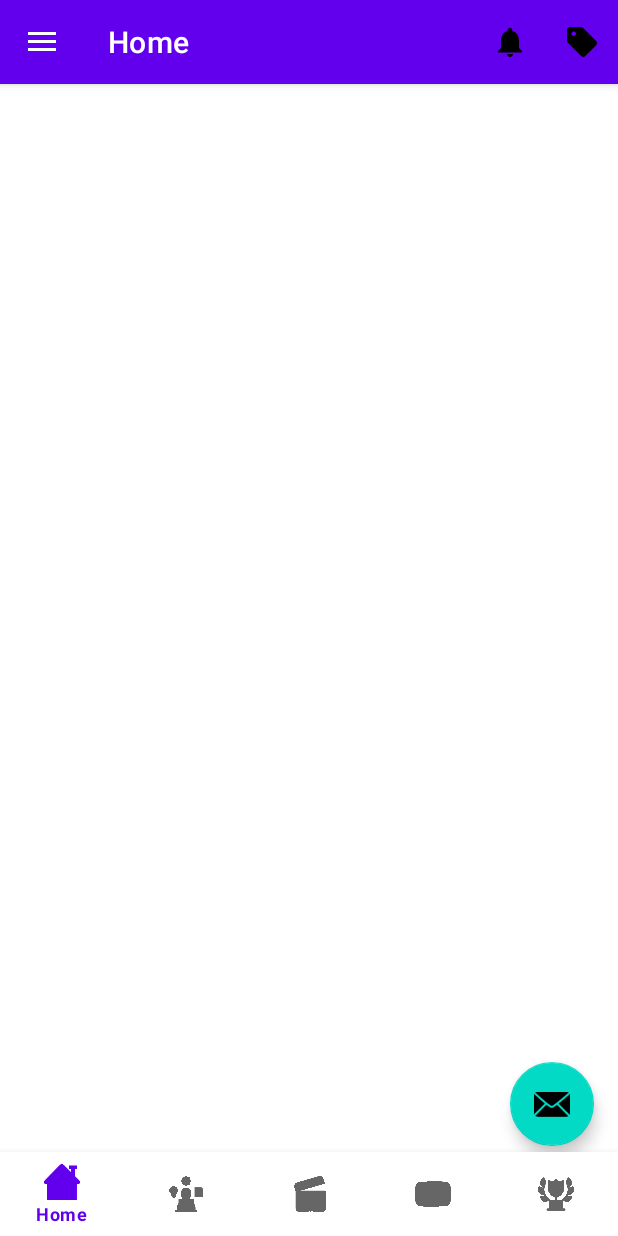
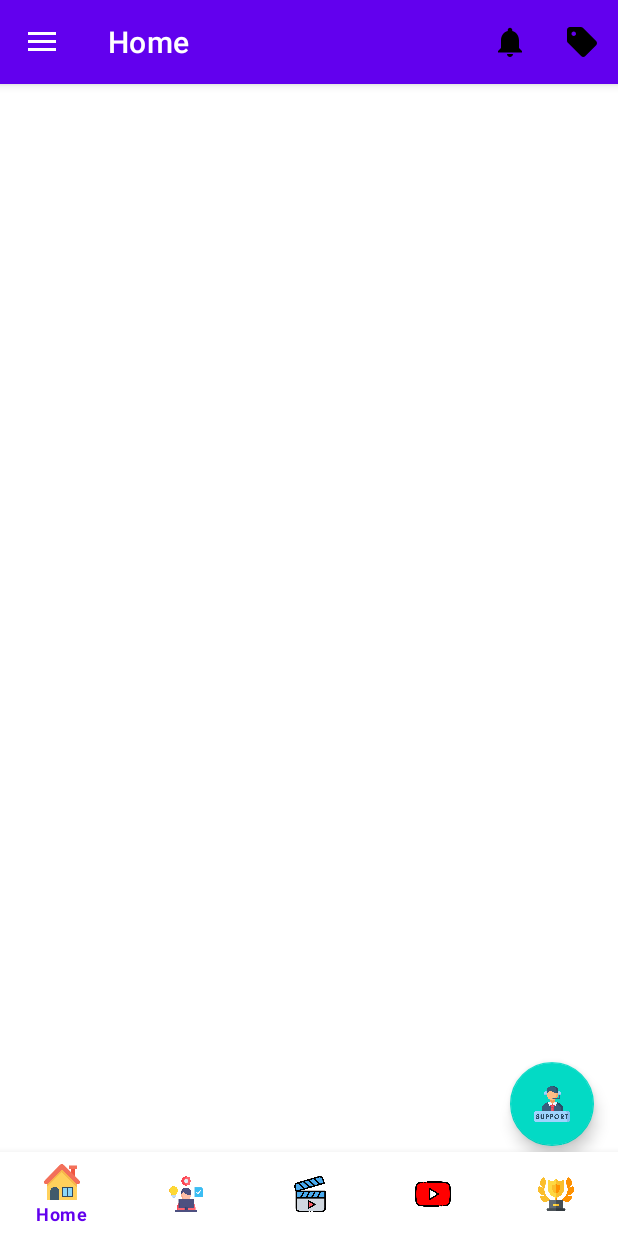
Before and after one commit to rohitbalage/rohit_balage_app, an Android app: the screen it shows after launch (MainActivity), on a phone screen of 412 x 824 dp. Run offline under Robolectric (Android 15) with nearby library versions, the phone set to English and light mode, and no system bars; our stand-ins replace data binding, navigation-ui.

Commit message:
remove background tilt in icons

```diff
--- a/app/src/main/java/com/rrbofficial/rohitbalage/MainActivity.kt
+++ b/app/src/main/java/com/rrbofficial/rohitbalage/MainActivity.kt
@@ -77,6 +77,9 @@ class MainActivity : AppCompatActivity() {
             }
         }
 
+
+        val fab = binding.appBarMain.fab
+        fab.imageTintList = null
         binding.appBarMain.fab.setOnClickListener {
             // Handle the FAB click
             Toast.makeText(this, "FAB Clicked", Toast.LENGTH_SHORT).show()
@@ -84,6 +87,7 @@ class MainActivity : AppCompatActivity() {
         }
 
         val bottomNav: BottomNavigationView = findViewById(R.id.bottom_navigation)
+       bottomNav.itemIconTintList = null
         bottomNav.setupWithNavController(navController)
     }
 
--- a/app/src/main/res/layout/activity_main.xml
+++ b/app/src/main/res/layout/activity_main.xml
@@ -40,7 +40,7 @@
             android:id="@+id/bottom_navigation"
             android:layout_width="match_parent"
             android:layout_height="wrap_content"
-            style="@style/CustomBottomNavigationViewStyle"
+            app:itemIconTint="@null"
             android:layout_gravity="bottom"
             app:menu="@menu/bottom_nav_menu" />
     </FrameLayout>
--- a/app/src/main/res/layout/app_bar_main.xml
+++ b/app/src/main/res/layout/app_bar_main.xml
@@ -27,6 +27,6 @@
             android:layout_gravity="bottom|end"
             android:layout_marginEnd="@dimen/fab_margin"
             android:layout_marginBottom="60dp"
-            app:srcCompat="@android:drawable/ic_dialog_email" />
+            app:srcCompat="@drawable/helpdesk_icon" />
     </androidx.coordinatorlayout.widget.CoordinatorLayout>
 </layout>
--- a/app/src/main/res/values/colors.xml
+++ b/app/src/main/res/values/colors.xml
@@ -7,4 +7,8 @@
     <color name="teal_700">#FF018786</color>
     <color name="black">#FF000000</color>
     <color name="white">#FFFFFFFF</color>
+    <color name="grey_50">#FFFAFAFA</color>
+    <color name="grey_100">#FFE0E0E0</color>
+    <color name="grey_300">#FF9E9E9E</color>
+  <color name="green">#7fff00</color>
 </resources>
```
Also changed, not shown: app/src/main/res/drawable/bell.png (renamed from app/src/main/res/drawable/bell_icon.png).
